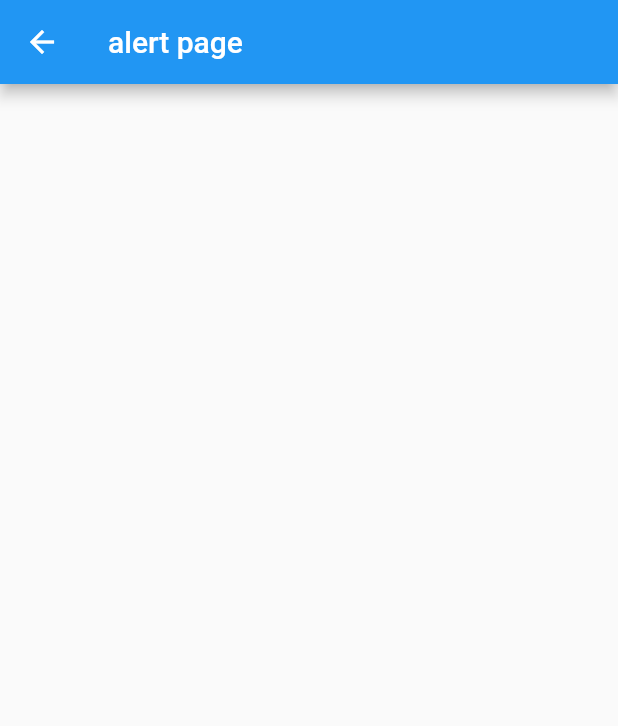
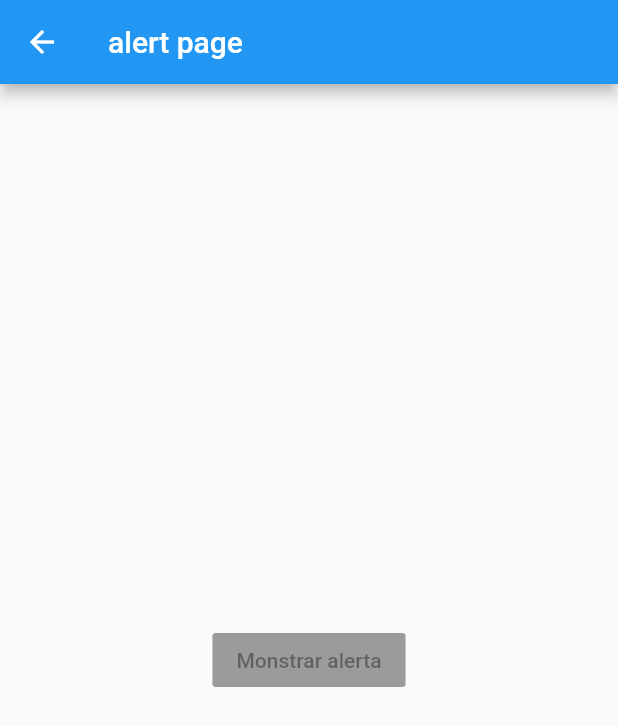
Before and after one commit to kevinMonteza/components-flutter, a Flutter app: the AlertPage screen opened by its route, on a phone screen of 412 x 824 dp. Shown: the top 726 px of the screen. Run offline on Flutter 3.47's test engine with Material 2 defaults, Android fonts, the phone set to English and light mode, and no system bars.

Commit message:
alert custom

```diff
--- a/lib/src/pages/alert_page.dart
+++ b/lib/src/pages/alert_page.dart
@@ -8,6 +8,10 @@ class AlertPage extends StatelessWidget {
     return Scaffold(
       appBar: AppBar(
         title: Text('alert page'),),
+        body: Center(
+          child: RaisedButton(
+            child: Text('Monstrar alerta'),
+            onPressed: null),),
     );
   }
 }
```
